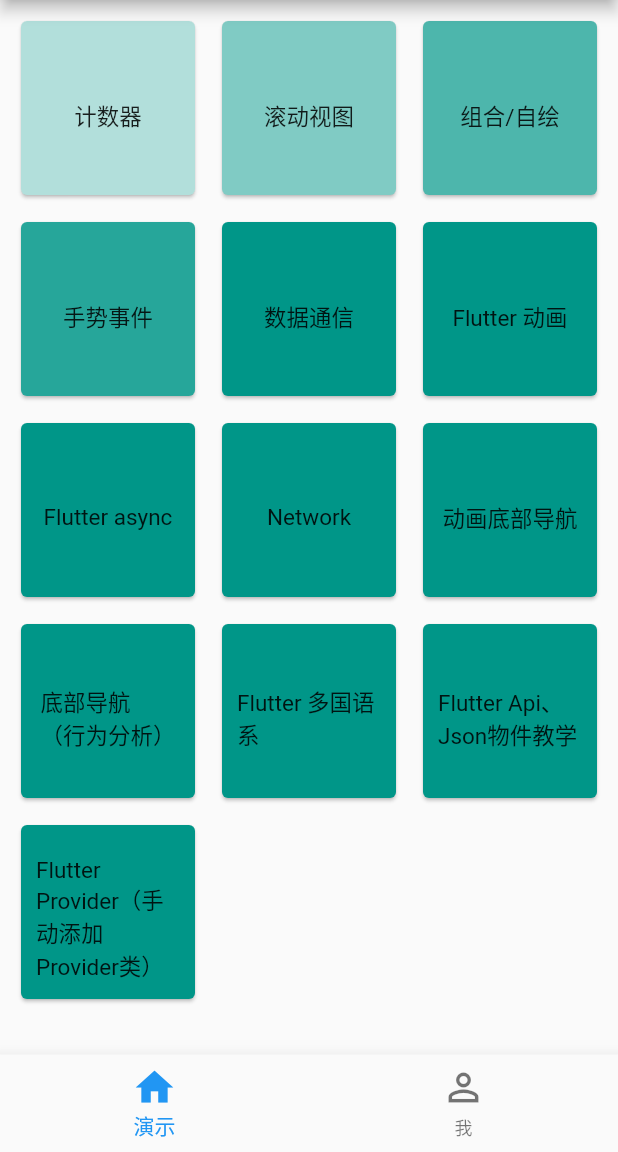
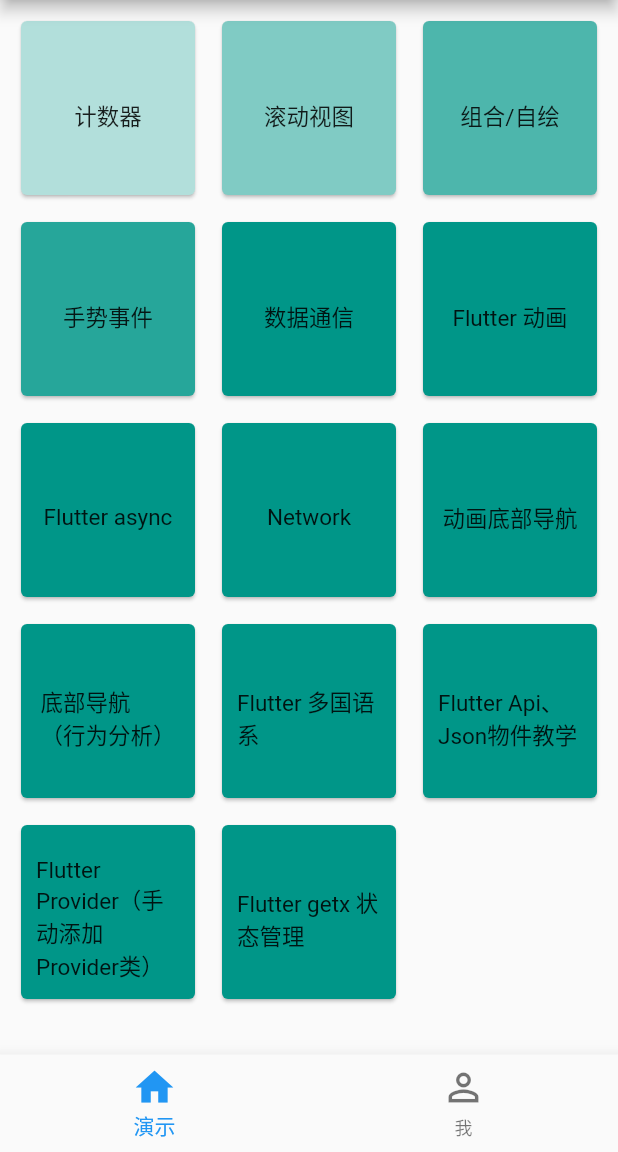
Before and after one commit to MoonCheung/dart-source, a Flutter app: the screen it shows after launch, on a phone screen of 412 x 824 dp, the part 84-1236 px from its top. Run offline on Flutter 3.47's test engine with Material 2 defaults, Android fonts, the phone set to English and light mode, and no system bars; our stand-ins replace dio, equatable, event_bus, get.

Commit message:
feat: 增加getx 计数器

```diff
--- a/flutter_demo/lib/views/card_list/index.dart
+++ b/flutter_demo/lib/views/card_list/index.dart
@@ -157,6 +157,16 @@ class _CardListState extends State<CardList> {
                           child: Text('Flutter Provider（手动添加Provider类）')))),
               color: Colors.teal[500],
             ),
+            Card(
+              child: InkWell(
+                  onTap: () {
+                    Navigator.of(context).pushNamed('/getx');
+                  },
+                  child: const Padding(
+                      padding: padding,
+                      child: Center(child: Text('Flutter getx 状态管理')))),
+              color: Colors.teal[500],
+            ),
           ],
         ));
   }
```
Also changed, not shown: flutter_demo/lib/views/getx/count_simple/index.dart (added, +29 -0 lines), flutter_demo/lib/views/getx/count_simple/logic.dart (added, +11 -0 lines), flutter_demo/lib/views/getx/index.dart (added, +38 -0 lines).
